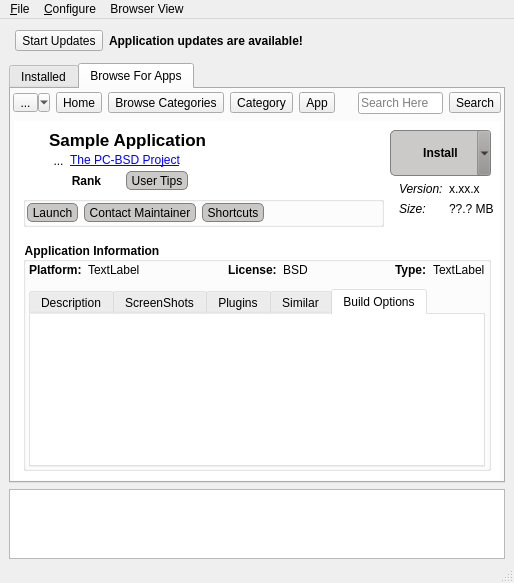
The window that src-qt4/pc-softwaremanager/mainUI.ui (trueos/pcbsd) describes before a commit, drawn with Qt 5.
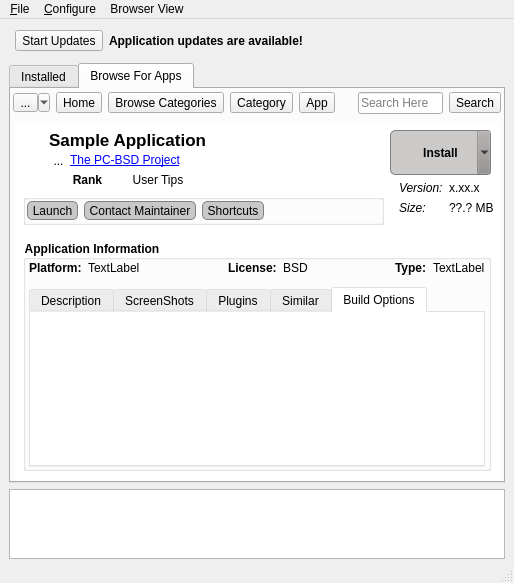
The same window after the commit. The open tabs and pages were chosen to show the change. Icons and pictures are not drawn.

```diff
--- a/src-qt4/pc-softwaremanager/mainUI.ui
+++ b/src-qt4/pc-softwaremanager/mainUI.ui
@@ -781,6 +781,10 @@
                   </item>
                   <item>
                    <widget class="QToolButton" name="tool_app_tips">
+                    <property name="styleSheet">
+                     <string notr="true">QToolButton{background: transparent; border-width: 0px;}
+QToolButton::hover{border: 1px solid rgba(100,120,255,200); }</string>
+                    </property>
                     <property name="text">
                      <string>User Tips</string>
                     </property>
@@ -1421,7 +1425,7 @@
                       <bool>false</bool>
                      </property>
                      <property name="alternatingRowColors">
-                      <bool>true</bool>
+                      <bool>false</bool>
                      </property>
                      <property name="selectionMode">
                       <enum>QAbstractItemView::NoSelection</enum>
```
Left out of the diff: 2 changed lines with no effect on the pictures.
